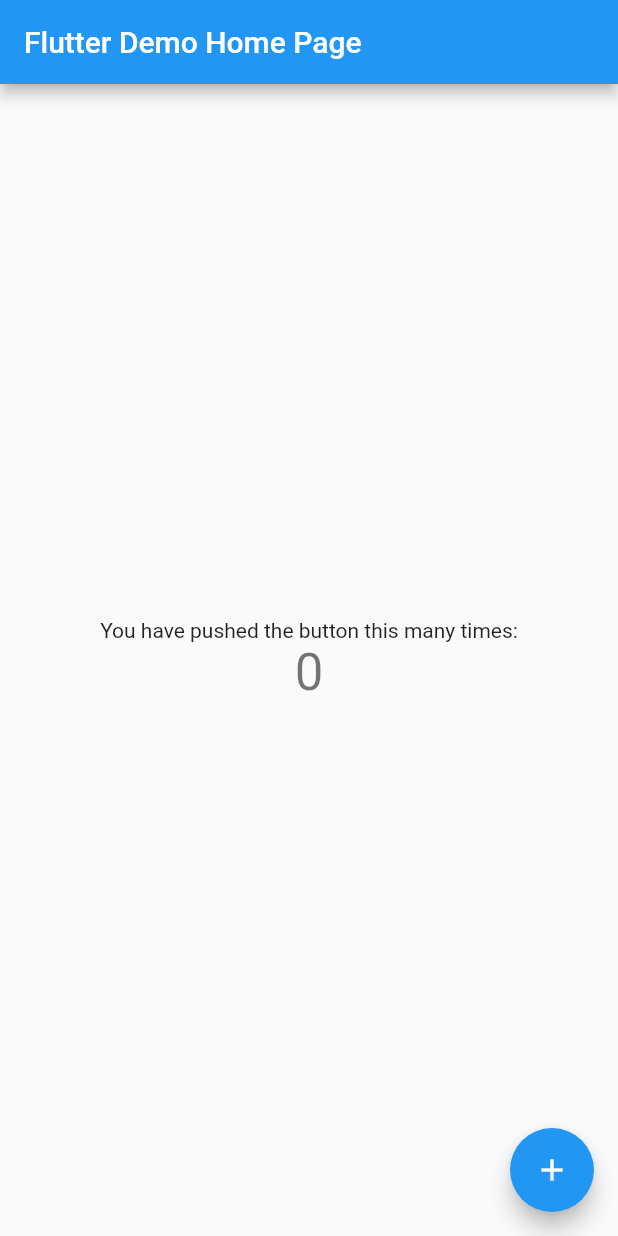
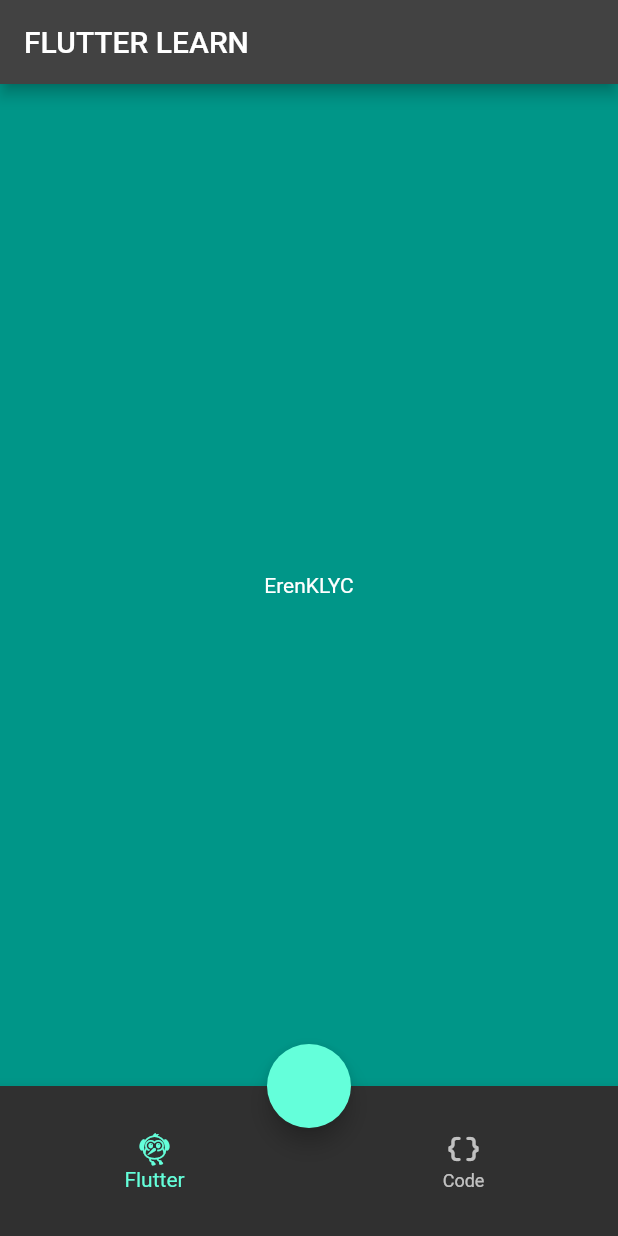
Before and after one commit to KLYCHUB/flutter_learn, a Flutter app: the screen it shows after launch, on a phone screen of 412 x 824 dp. Run offline on Flutter 3.47's test engine with Material 2 defaults, Android fonts, the light colour scheme and no system bars.

Commit message:
Text, Contanier, SizedBox, Scaffold, Drawer, floatingActionButton, BottomNavigationBar

```diff
--- /dev/null
+++ b/lib/101/scaffold_learn.dart
@@ -0,0 +1,37 @@
+import 'package:flutter/material.dart';
+import 'package:flutter_learn/101/contanier_sizedbox_view.dart';
+
+class ScaffoldLearn extends StatelessWidget {
+  const ScaffoldLearn({super.key});
+
+  @override
+  Widget build(BuildContext context) {
+    return Scaffold(
+      appBar: AppBar(title: Text("FLUTTER LEARN")),
+      body: Center(child: Text("ErenKLYC")),
+      backgroundColor: Colors.teal,
+      floatingActionButton: FloatingActionButton(
+        onPressed: () {
+          showModalBottomSheet(
+            context: context,
+            builder: (context) => Container(
+              height: 200,
+            ),
+          );
+        },
+      ),
+      floatingActionButtonLocation: FloatingActionButtonLocation.centerDocked,
+      bottomNavigationBar: Container(
+        height: 100,
+        child: BottomNavigationBar(
+          items: [
+            BottomNavigationBarItem(
+                icon: Icon(Icons.flutter_dash), label: "Flutter"),
+            BottomNavigationBarItem(
+                icon: Icon(Icons.data_object_rounded), label: "Code"),
+          ],
+        ),
+      ),
+    );
+  }
+}
--- a/lib/main.dart
+++ b/lib/main.dart
@@ -1,4 +1,6 @@
 import 'package:flutter/material.dart';
+
+import '101/scaffold_learn.dart';
 
 void main() {
   runApp(const MyApp());
@@ -11,105 +13,10 @@
   @override
   Widget build(BuildContext context) {
     return MaterialApp(
-      title: 'Flutter Demo',
-      theme: ThemeData(
-        // This is the theme of your application.
-        //
-        // Try running your application with "flutter run". You'll see the
-        // application has a blue toolbar. Then, without quitting the app, try
-        // changing the primarySwatch below to Colors.green and then invoke
-        // "hot reload" (press "r" in the console where you ran "flutter run",
-        // or simply save your changes to "hot reload" in a Flutter IDE).
-        // Notice that the counter didn't reset back to zero; the application
-        // is not restarted.
-        primarySwatch: Colors.blue,
-      ),
-      home: const MyHomePage(title: 'Flutter Demo Home Page'),
+      debugShowCheckedModeBanner: false,
+      title: 'Flutter Learn',
+      theme: ThemeData.dark(),
+      home: const ScaffoldLearn(),
     );
   }
 }
-
-class MyHomePage extends StatefulWidget {
-  const MyHomePage({super.key, required this.title});
-
-  // This widget is the home page of your application. It is stateful, meaning
-  // that it has a State object (defined below) that contains fields that affect
-  // how it looks.
-
-  // This class is the configuration for the state. It holds the values (in this
-  // case the title) provided by the parent (in this case the App widget) and
-  // used by the build method of the State. Fields in a Widget subclass are
-  // always marked "final".
-
-  final String title;
-
-  @override
-  State<MyHomePage> createState() => _MyHomePageState();
-}
-
-class _MyHomePageState extends State<MyHomePage> {
-  int _counter = 0;
-
-  void _incrementCounter() {
-    setState(() {
-      // This call to setState tells the Flutter framework that something has
-      // changed in this State, which causes it to rerun the build method below
-      // so that the display can reflect the updated values. If we changed
-      // _counter without calling setState(), then the build method would not be
-      // called again, and so nothing would appear to happen.
-      _counter++;
-    });
-  }
-
-  @override
-  Widget build(BuildContext context) {
-    // This method is rerun every time setState is called, for instance as done
-    // by the _incrementCounter method above.
-    //
-    // The Flutter framework has been optimized to make rerunning build methods
-    // fast, so that you can just rebuild anything that needs updating rather
-    // than having to individually change instances of widgets.
-    return Scaffold(
-      appBar: AppBar(
-        // Here we take the value from the MyHomePage object that was created by
-        // the App.build method, and use it to set our appbar title.
-        title: Text(widget.title),
-      ),
-      body: Center(
-        // Center is a layout widget. It takes a single child and positions it
-        // in the middle of the parent.
-        child: Column(
-          // Column is also a layout widget. It takes a list of children and
-          // arranges them vertically. By default, it sizes itself to fit its
-          // children horizontally, and tries to be as tall as its parent.
-          //
-          // Invoke "debug painting" (press "p" in the console, choose the
-          // "Toggle Debug Paint" action from the Flutter Inspector in Android
-          // Studio, or the "Toggle Debug Paint" command in Visual Studio Code)
-          // to see the wireframe for each widget.
-          //
-          // Column has various properties to control how it sizes itself and
-          // how it positions its children. Here we use mainAxisAlignment to
-          // center the children vertically; the main axis here is the vertical
-          // axis because Columns are vertical (the cross axis would be
-          // horizontal).
-          mainAxisAlignment: MainAxisAlignment.center,
-          children: <Widget>[
-            const Text(
-              'You have pushed the button this many times:',
-            ),
-            Text(
-              '$_counter',
-              style: Theme.of(context).textTheme.headlineMedium,
-            ),
-          ],
-        ),
-      ),
-      floatingActionButton: FloatingActionButton(
-        onPressed: _incrementCounter,
-        tooltip: 'Increment',
-        child: const Icon(Icons.add),
-      ), // This trailing comma makes auto-formatting nicer for build methods.
-    );
-  }
-}
```
Also changed, not shown: lib/101/contanier_sizedbox_view.dart (added, +59 -0 lines), lib/101/text_learn_view.dart (added, +65 -0 lines).
